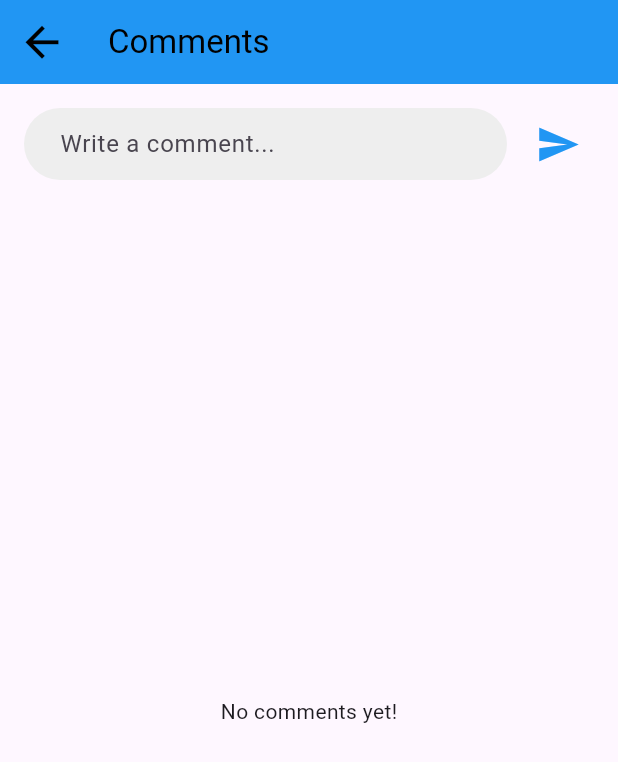
After one commit to lex017/parking1, a Flutter app: the Comment screen opened directly, after a tap on the "send" icon, on a phone screen of 412 x 824 dp. The commit adds this screen. Shown: the top 762 px of the screen. Run offline on Flutter 3.47's test engine with Material 3 defaults, Android fonts, the phone set to English and light mode, and no system bars; our stand-ins replace animate_do, cloud_firestore, firebase_auth, firebase_core, form_field_validator, geocoding and 6 more; missing offline and left inert: mobile_scanner; accounts and stored records are empty.

Commit message:
12/2/2025

```diff
--- /dev/null
+++ b/lib/chose/comment.dart
@@ -0,0 +1,152 @@
+import 'package:cloud_firestore/cloud_firestore.dart';
+import 'package:flutter/material.dart';
+import 'package:firebase_auth/firebase_auth.dart';
+
+class Comment extends StatefulWidget {
+  const Comment({super.key});
+
+  @override
+  State<Comment> createState() => _CommentState();
+}
+
+class _CommentState extends State<Comment> {
+  final TextEditingController _commentController = TextEditingController();
+  final FirebaseFirestore _firestore = FirebaseFirestore.instance;
+  final FirebaseAuth _auth = FirebaseAuth.instance;
+
+  // Function to add a comment to Firestore
+  Future<void> _addComment() async {
+    final user = _auth.currentUser;
+    if (user != null && _commentController.text.isNotEmpty) {
+      try {
+        await _firestore.collection('comments').add({
+          'text': _commentController.text,
+          'userId': user.uid, // Store user ID
+          'createdAt': Timestamp.now(),
+        });
+        _commentController.clear();
+      } catch (e) {
+        ScaffoldMessenger.of(context).showSnackBar(
+          SnackBar(content: Text('Error adding comment: $e')),
+        );
+      }
+    }
+  }
+
+  // Stream to fetch comments from Firestore
+  Stream<List<Map<String, dynamic>>> _getComments() {
+    return _firestore
+        .collection('comments')
+        .orderBy('createdAt', descending: true)
+        .snapshots()
+        .map((snapshot) {
+      return snapshot.docs.map((doc) {
+        return {
+          'id': doc.id,
+          'text': doc['text'],
+          'userId': doc['userId'],
+          'createdAt': doc['createdAt'] as Timestamp,
+        };
+      }).toList();
+    });
+  }
+
+  @override
+  Widget build(BuildContext context) {
+    return Scaffold(
+      appBar: AppBar(
+        title: const Text('Comments'),
+        backgroundColor: Colors.blue,
+      ),
+      body: Padding(
+        padding: const EdgeInsets.all(16.0),
+        child: Column(
+          crossAxisAlignment: CrossAxisAlignment.start,
+          children: [
+            // Input Field
+            Row(
+              children: [
+                Expanded(
+                  child: TextField(
+                    controller: _commentController,
+                    decoration: InputDecoration(
+                      hintText: 'Write a comment...',
+                      filled: true,
+                      fillColor: Colors.grey[200],
+                      border: OutlineInputBorder(
+                        borderRadius: BorderRadius.circular(30),
+                        borderSide: BorderSide.none,
+                      ),
+                      contentPadding:
+                          const EdgeInsets.symmetric(horizontal: 20, vertical: 10),
+                    ),
+                    maxLines: null, // Expands with text
+                  ),
+                ),
+                const SizedBox(width: 10),
+                // Submit Button
+                IconButton(
+                  icon: const Icon(Icons.send, color: Colors.blue, size: 30),
+                  onPressed: _addComment,
+                ),
+              ],
+            ),
+            const SizedBox(height: 20),
+            // Comment List
+            Expanded(
+              child: StreamBuilder<List<Map<String, dynamic>>>(
+                stream: _getComments(),
+                builder: (context, snapshot) {
+                  if (snapshot.connectionState == ConnectionState.waiting) {
+                    return const Center(child: CircularProgressIndicator());
+                  }
+
+                  if (snapshot.hasError) {
+                    return Center(child: Text('Error: ${snapshot.error}'));
+                  }
+
+                  if (!snapshot.hasData || snapshot.data!.isEmpty) {
+                    return const Center(child: Text('No comments yet!'));
+                  }
+
+                  final comments = snapshot.data!;
+                  return ListView.builder(
+                    itemCount: comments.length,
+                    itemBuilder: (context, index) {
+                      final comment = comments[index];
+                      return Card(
+                        margin: const EdgeInsets.symmetric(vertical: 5),
+                        shape: RoundedRectangleBorder(
+                          borderRadius: BorderRadius.circular(12),
+                        ),
+                        elevation: 2,
+                        child: ListTile(
+                          title: Text(comment['text'],
+                              style: const TextStyle(fontSize: 16)),
+                          subtitle: Text(
+                            "User: ${comment['userId']}",
+                            style: TextStyle(fontSize: 12, color: Colors.grey[600]),
+                          ),
+                          trailing: Text(
+                            _formatTimestamp(comment['createdAt']),
+                            style: TextStyle(fontSize: 12, color: Colors.grey[500]),
+                          ),
+                        ),
+                      );
+                    },
+                  );
+                },
+              ),
+            ),
+          ],
+        ),
+      ),
+    );
+  }
+
+  // Format timestamp to a readable string
+  String _formatTimestamp(Timestamp timestamp) {
+    final DateTime dateTime = timestamp.toDate();
+    return "${dateTime.hour}:${dateTime.minute} - ${dateTime.day}/${dateTime.month}/${dateTime.year}";
+  }
+}
```
Also changed, not shown: lib/map_api/btnlocation.dart (+29 -10 lines).
